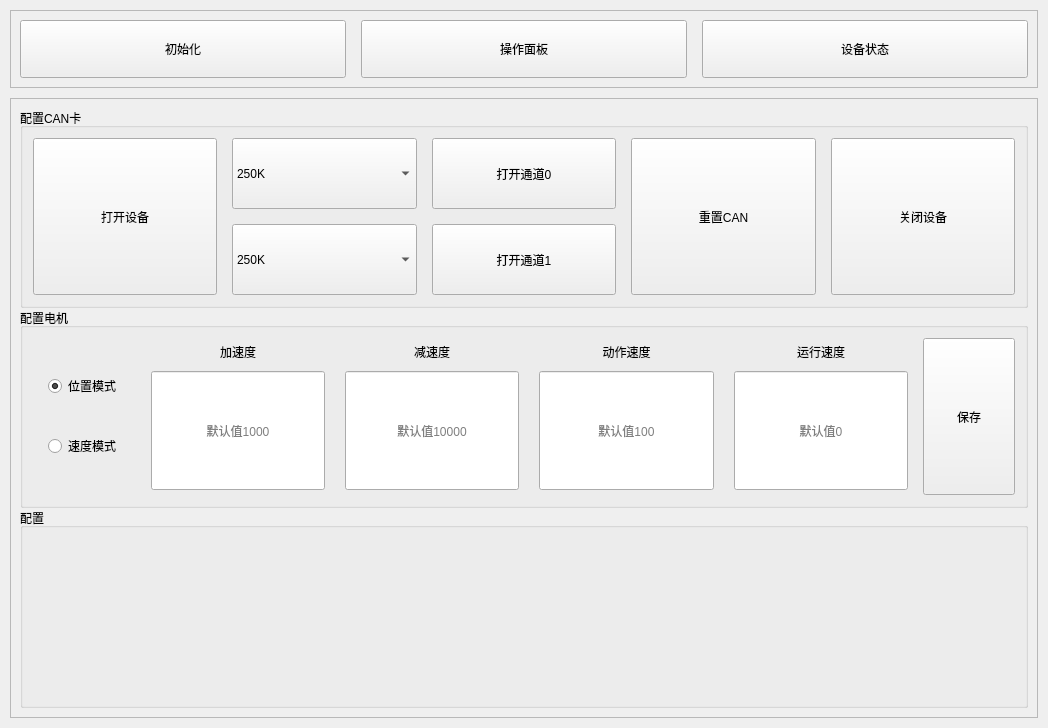
Vvi1Nn/Continuum-Robot-Project, file gui/design/control.ui: the form before one commit.
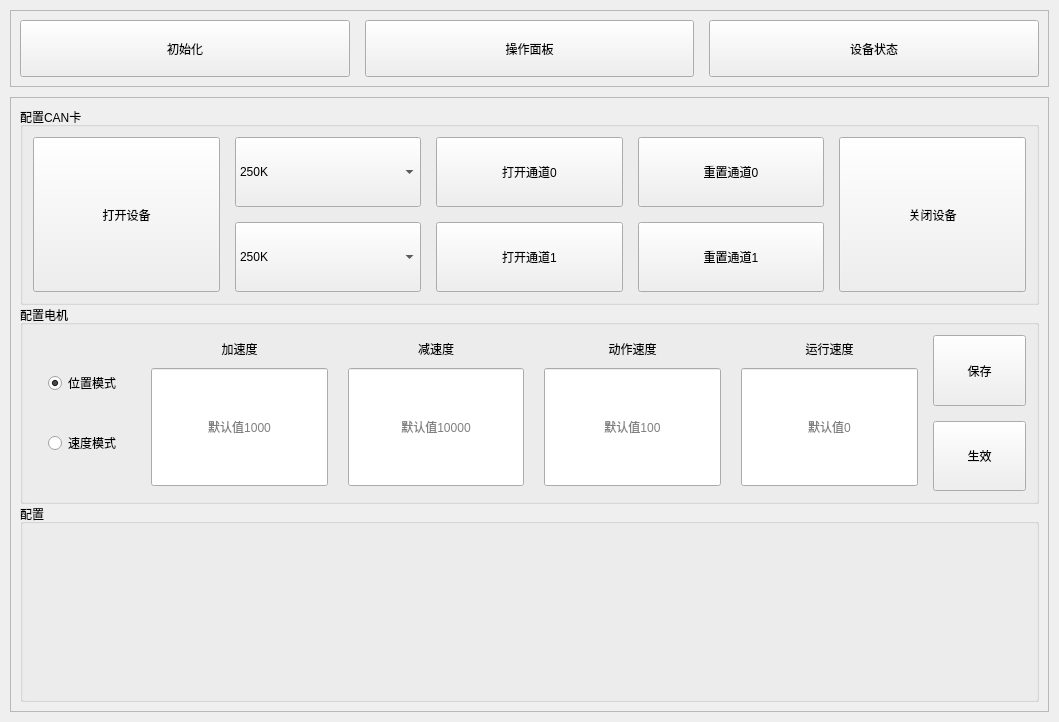
The form after the commit.

```diff
--- a/gui/design/control.ui
+++ b/gui/design/control.ui
@@ -6,8 +6,8 @@
    <rect>
     <x>0</x>
     <y>0</y>
-    <width>1048</width>
-    <height>728</height>
+    <width>1059</width>
+    <height>722</height>
    </rect>
   </property>
   <property name="windowTitle">
@@ -358,7 +358,12 @@
                </layout>
               </item>
               <item>
-               <widget class="QPushButton" name="bt_reset">
+               <layout class="QVBoxLayout" name="verticalLayout_50">
+                <property name="spacing">
+                 <number>15</number>
+                </property>
+                <item>
+                 <widget class="QPushButton" name="bt_reset0">
                 <property name="enabled">
                  <bool>true</bool>
                 </property>
@@ -369,9 +374,24 @@
                  </sizepolicy>
                 </property>
                 <property name="text">
-                 <string>重置CAN</string>
-                </property>
-               </widget>
+                   <string>重置通道0</string>
+                  </property>
+                 </widget>
+                </item>
+                <item>
+                 <widget class="QPushButton" name="bt_reset1">
+                  <property name="sizePolicy">
+                   <sizepolicy hsizetype="Minimum" vsizetype="Preferred">
+                    <horstretch>0</horstretch>
+                    <verstretch>0</verstretch>
+                   </sizepolicy>
+                  </property>
+                  <property name="text">
+                   <string>重置通道1</string>
+                  </property>
+                 </widget>
+                </item>
+               </layout>
               </item>
               <item>
                <widget class="QPushButton" name="bt_close">
@@ -675,12 +695,14 @@
                </layout>
               </item>
               <item>
+               <layout class="QVBoxLayout" name="verticalLayout_51">
+                <property name="spacing">
+                 <number>15</number>
+                </property>
+                <item>
                <widget class="QPushButton" name="bt_save">
-                <property name="enabled">
-                 <bool>true</bool>
-                </property>
                 <property name="sizePolicy">
-                 <sizepolicy hsizetype="Preferred" vsizetype="Preferred">
+                   <sizepolicy hsizetype="Minimum" vsizetype="Preferred">
                   <horstretch>0</horstretch>
                   <verstretch>0</verstretch>
                  </sizepolicy>
@@ -689,6 +711,21 @@
                  <string>保存</string>
                 </property>
                </widget>
+                </item>
+                <item>
+                 <widget class="QPushButton" name="bt_launch">
+                  <property name="sizePolicy">
+                   <sizepolicy hsizetype="Minimum" vsizetype="Preferred">
+                    <horstretch>0</horstretch>
+                    <verstretch>0</verstretch>
+                   </sizepolicy>
+                  </property>
+                  <property name="text">
+                   <string>生效</string>
+                  </property>
+                 </widget>
+                </item>
+               </layout>
               </item>
              </layout>
             </widget>
```
Left out of the diff: 10 changed lines with no effect on the pictures. Lines whose indentation alone changed are shown as unchanged.
